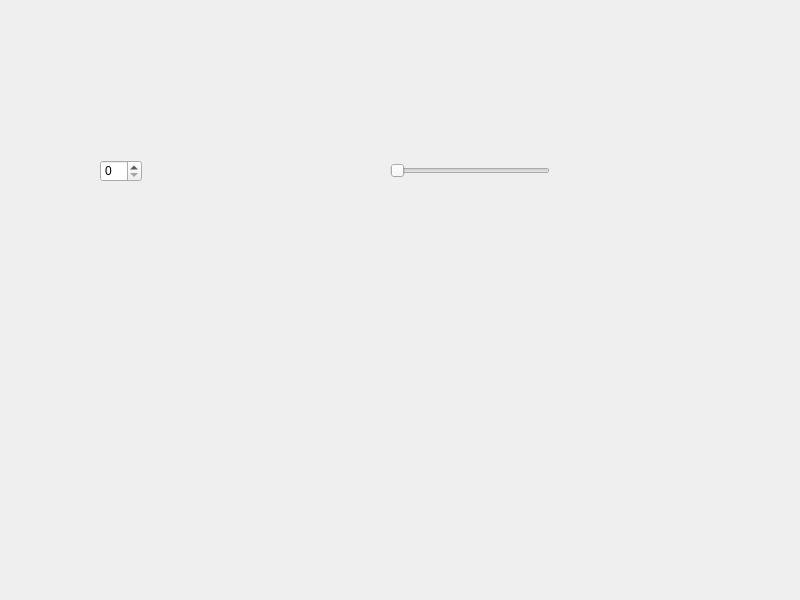
Old version of the form widget.ui in the repository yclin88/Spinbox.
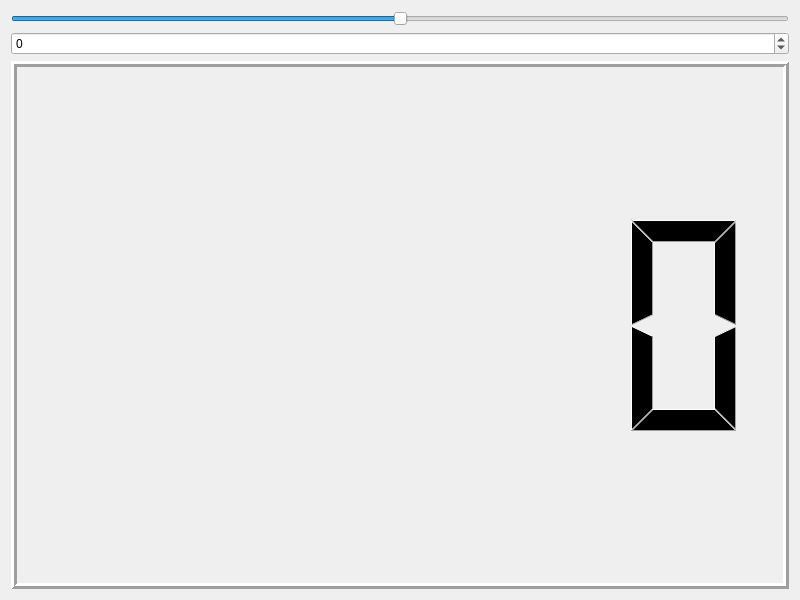
New version of the form.

Commit message: Add vertical layout!

What changed in the file:
```diff
--- a/widget.ui
+++ b/widget.ui
@@ -13,29 +13,50 @@
   <property name="windowTitle">
    <string>Widget</string>
   </property>
-  <widget class="QSpinBox" name="spinBox">
-   <property name="geometry">
-    <rect>
-     <x>100</x>
-     <y>160</y>
-     <width>42</width>
-     <height>22</height>
-    </rect>
-   </property>
-  </widget>
-  <widget class="QSlider" name="horizontalSlider">
-   <property name="geometry">
-    <rect>
-     <x>390</x>
-     <y>160</y>
-     <width>160</width>
-     <height>22</height>
-    </rect>
-   </property>
-   <property name="orientation">
-    <enum>Qt::Orientation::Horizontal</enum>
-   </property>
-  </widget>
+  <layout class="QVBoxLayout" name="verticalLayout">
+   <item>
+    <widget class="QSlider" name="horizontalSlider">
+     <property name="minimum">
+      <number>-100</number>
+     </property>
+     <property name="maximum">
+      <number>100</number>
+     </property>
+     <property name="orientation">
+      <enum>Qt::Orientation::Horizontal</enum>
+     </property>
+    </widget>
+   </item>
+   <item>
+    <widget class="QSpinBox" name="spinBox">
+     <property name="minimum">
+      <number>-100</number>
+     </property>
+     <property name="maximum">
+      <number>100</number>
+     </property>
+    </widget>
+   </item>
+   <item>
+    <widget class="QLCDNumber" name="lcdNumber">
+     <property name="font">
+      <font>
+       <pointsize>20</pointsize>
+       <bold>true</bold>
+      </font>
+     </property>
+     <property name="autoFillBackground">
+      <bool>true</bool>
+     </property>
+     <property name="lineWidth">
+      <number>3</number>
+     </property>
+     <property name="smallDecimalPoint">
+      <bool>true</bool>
+     </property>
+    </widget>
+   </item>
+  </layout>
  </widget>
  <resources/>
  <connections>
```
Left out of the diff: 32 changed lines with no effect on the pictures. The commit also changes 13 other files.
